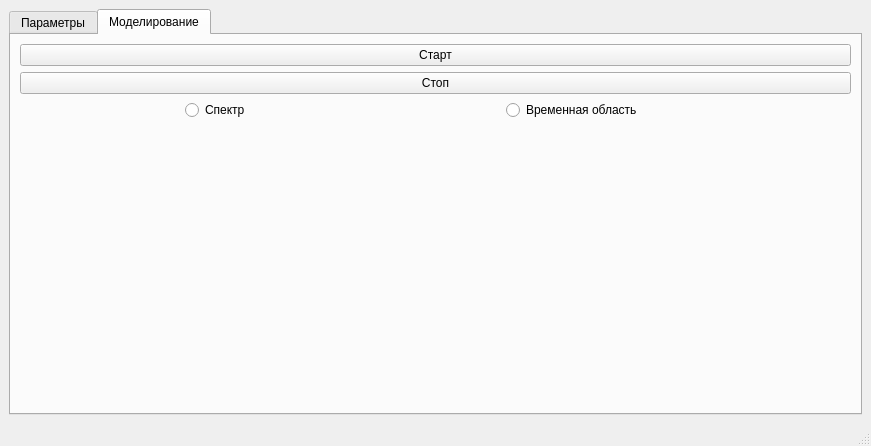
Qt form mainwindow.ui (Yorick2014/SimQC) before a commit.
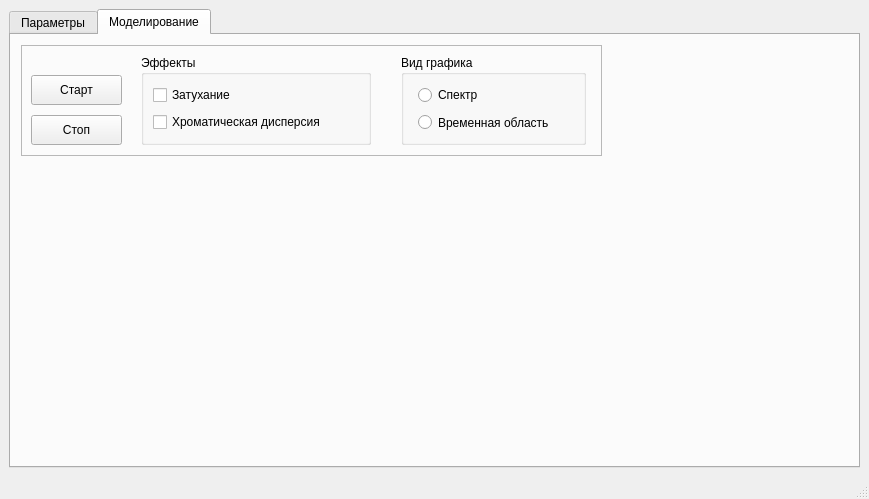
The same form after that commit. The open tabs and pages were chosen to show the change. Custom widgets are drawn as their Qt base class.

Commit message: Изменил интерфейс

```diff
--- a/mainwindow.ui
+++ b/mainwindow.ui
@@ -6,8 +6,8 @@
    <rect>
     <x>0</x>
     <y>0</y>
-    <width>871</width>
-    <height>446</height>
+    <width>869</width>
+    <height>499</height>
    </rect>
   </property>
   <property name="sizePolicy">
@@ -35,8 +35,8 @@
    <property name="locale">
     <locale language="Russian" country="Russia"/>
    </property>
-   <layout class="QHBoxLayout" name="horizontalLayout">
-    <item>
+   <layout class="QGridLayout" name="gridLayout_6">
+    <item row="0" column="0">
      <widget class="QTabWidget" name="tabWidget">
       <property name="enabled">
        <bool>true</bool>
@@ -339,33 +339,51 @@
        <attribute name="title">
         <string>Моделирование</string>
        </attribute>
-       <layout class="QVBoxLayout" name="verticalLayout_3">
-        <item>
-         <widget class="QPushButton" name="pushButton_Start">
-          <property name="sizePolicy">
-           <sizepolicy hsizetype="Minimum" vsizetype="Minimum">
-            <horstretch>0</horstretch>
-            <verstretch>0</verstretch>
-           </sizepolicy>
-          </property>
-          <property name="text">
-           <string>Старт</string>
-          </property>
-         </widget>
-        </item>
-        <item>
-         <widget class="QPushButton" name="pushButton_Stop">
-          <property name="text">
-           <string>Стоп</string>
-          </property>
-         </widget>
-        </item>
-        <item>
-         <layout class="QGridLayout" name="gridLayout">
-          <property name="sizeConstraint">
-           <enum>QLayout::SetFixedSize</enum>
-          </property>
-          <item row="0" column="1">
+       <widget class="QCustomPlot" name="pulse_plot" native="true">
+        <property name="geometry">
+         <rect>
+          <x>10</x>
+          <y>130</y>
+          <width>791</width>
+          <height>261</height>
+         </rect>
+        </property>
+        <property name="sizePolicy">
+         <sizepolicy hsizetype="Expanding" vsizetype="Expanding">
+          <horstretch>0</horstretch>
+          <verstretch>0</verstretch>
+         </sizepolicy>
+        </property>
+       </widget>
+       <widget class="QFrame" name="frame">
+        <property name="geometry">
+         <rect>
+          <x>10</x>
+          <y>10</y>
+          <width>581</width>
+          <height>111</height>
+         </rect>
+        </property>
+        <property name="frameShape">
+         <enum>QFrame::StyledPanel</enum>
+        </property>
+        <property name="frameShadow">
+         <enum>QFrame::Raised</enum>
+        </property>
+        <widget class="QGroupBox" name="groupBox_2">
+         <property name="geometry">
+          <rect>
+           <x>380</x>
+           <y>10</y>
+           <width>185</width>
+           <height>90</height>
+          </rect>
+         </property>
+         <property name="title">
+          <string>Вид графика</string>
+         </property>
+         <layout class="QGridLayout" name="gridLayout_7">
+          <item row="2" column="0">
            <widget class="QRadioButton" name="radioButton_time">
             <property name="sizePolicy">
              <sizepolicy hsizetype="Minimum" vsizetype="Minimum">
@@ -384,7 +402,7 @@
             </property>
            </widget>
           </item>
-          <item row="0" column="0">
+          <item row="1" column="0">
            <widget class="QRadioButton" name="radioButton_spec">
             <property name="sizePolicy">
              <sizepolicy hsizetype="Fixed" vsizetype="Fixed">
@@ -407,21 +425,69 @@
            </widget>
           </item>
          </layout>
-        </item>
-        <item>
-         <widget class="QCustomPlot" name="pulse_plot" native="true">
-          <property name="sizePolicy">
-           <sizepolicy hsizetype="Expanding" vsizetype="Expanding">
-            <horstretch>0</horstretch>
-            <verstretch>0</verstretch>
-           </sizepolicy>
-          </property>
-         </widget>
-        </item>
-       </layout>
-       <zorder>pushButton_Start</zorder>
-       <zorder>pulse_plot</zorder>
-       <zorder>pushButton_Stop</zorder>
+        </widget>
+        <widget class="QGroupBox" name="groupBox">
+         <property name="geometry">
+          <rect>
+           <x>120</x>
+           <y>10</y>
+           <width>230</width>
+           <height>90</height>
+          </rect>
+         </property>
+         <property name="title">
+          <string>Эффекты</string>
+         </property>
+         <layout class="QGridLayout" name="gridLayout_8">
+          <item row="1" column="0">
+           <widget class="QCheckBox" name="checkBox_2">
+            <property name="text">
+             <string>Хроматическая дисперсия</string>
+            </property>
+           </widget>
+          </item>
+          <item row="0" column="0">
+           <widget class="QCheckBox" name="checkBox">
+            <property name="text">
+             <string>Затухание</string>
+            </property>
+           </widget>
+          </item>
+         </layout>
+        </widget>
+        <widget class="QPushButton" name="pushButton_Start">
+         <property name="geometry">
+          <rect>
+           <x>10</x>
+           <y>30</y>
+           <width>91</width>
+           <height>30</height>
+          </rect>
+         </property>
+         <property name="sizePolicy">
+          <sizepolicy hsizetype="Minimum" vsizetype="Minimum">
+           <horstretch>0</horstretch>
+           <verstretch>0</verstretch>
+          </sizepolicy>
+         </property>
+         <property name="text">
+          <string>Старт</string>
+         </property>
+        </widget>
+        <widget class="QPushButton" name="pushButton_Stop">
+         <property name="geometry">
+          <rect>
+           <x>10</x>
+           <y>70</y>
+           <width>91</width>
+           <height>30</height>
+          </rect>
+         </property>
+         <property name="text">
+          <string>Стоп</string>
+         </property>
+        </widget>
+       </widget>
       </widget>
      </widget>
     </item>
```
Left out of the diff: 4 changed lines with no effect on the pictures.
